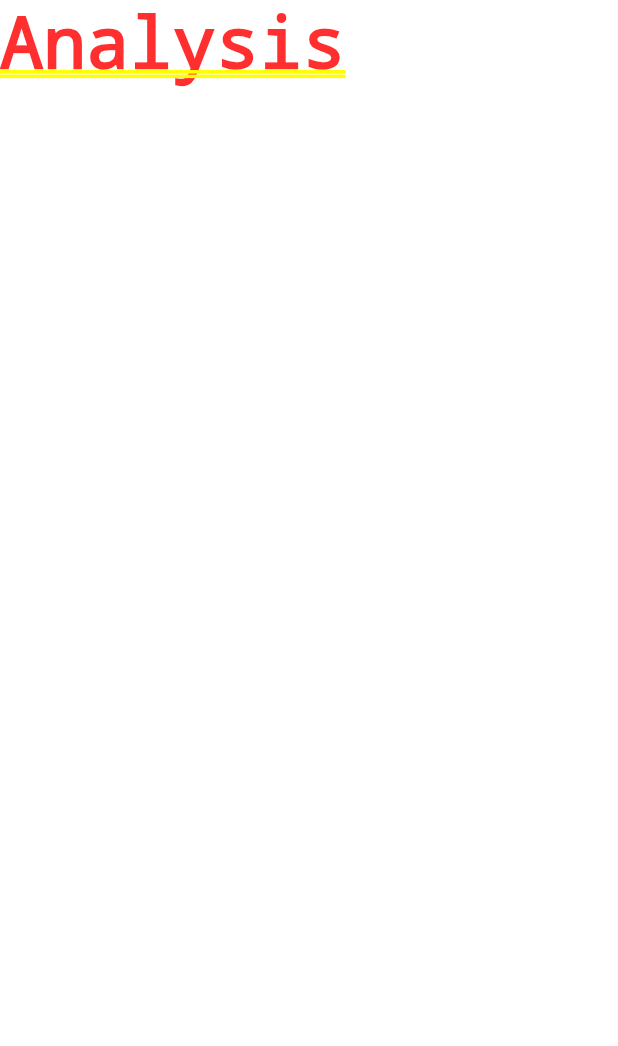
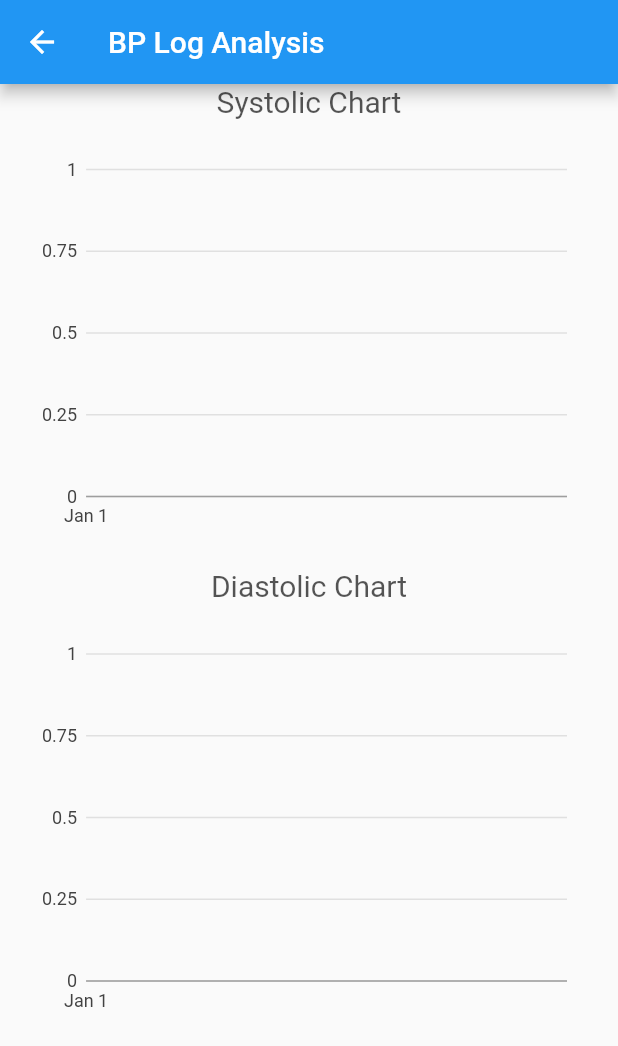
Before and after one commit to sdunstan/bplog, a Flutter app: the screen it shows after launch, after a tap on the "multiline chart" icon, on a phone screen of 412 x 824 dp. Shown: the top 1046 px of the screen. Run offline on Flutter 3.47's test engine with Material 2 defaults, Android fonts, the phone set to English and light mode, and no system bars; our stand-ins replace charts_flutter, sqflite, synchronized; accounts and stored records are empty.

Commit message:
added charts

```diff
--- /dev/null
+++ b/lib/analysis.dart
@@ -0,0 +1,136 @@
+import 'package:bplog/persistence.dart';
+import 'package:flutter/material.dart';
+import 'package:charts_flutter/flutter.dart' as charts;
+
+
+class AnalysisPage extends StatelessWidget {
+  // This widget is the root of your application.
+  @override
+  Widget build(BuildContext context) {
+    return Scaffold(
+      appBar: AppBar(
+        title: Text('BP Log Analysis'),
+      ),
+      body: AnalysisPageBody()
+    );
+  }
+
+}
+
+class AnalysisPageBody extends StatefulWidget {
+
+  _AnalysisPageSate createState() => _AnalysisPageSate();
+
+}
+
+class _AnalysisPageSate extends State<AnalysisPageBody> with BloodPressureDBMixin {
+
+  @override
+  Widget build(BuildContext context) {
+    debugPrint("Querying records.");
+    return new FutureBuilder<List<BloodPressure>>(
+      future: listAll(),
+      builder: (BuildContext context, AsyncSnapshot<List<BloodPressure>> snapshot) {
+        if (snapshot.hasError) {
+          debugPrint(snapshot.error.toString());
+          return loadingList("Error loading list.");
+        }
+        else {
+          switch (snapshot.connectionState) {
+            case ConnectionState.none:
+              return loadingList("loading...");
+            case ConnectionState.waiting:
+              return loadingList("loading...");
+            default:
+              {
+                debugPrint("Connection state is $snapshot.connectionState");
+                return SingleChildScrollView(
+                  child: new Column(
+                    crossAxisAlignment: CrossAxisAlignment.start,
+                    mainAxisAlignment: MainAxisAlignment.start,
+                    children: <Widget>[
+                      Row(
+                        crossAxisAlignment: CrossAxisAlignment.center,
+                        mainAxisAlignment: MainAxisAlignment.center,
+                        children: <Widget>[
+                          Text(
+                              "Systolic Chart",
+                              style: TextStyle(fontSize: 20.0, color: Colors.black.withAlpha(170))
+                          )
+                        ],
+                      ),
+                      systolicChart(snapshot.data),
+                      Row(
+                        crossAxisAlignment: CrossAxisAlignment.center,
+                        mainAxisAlignment: MainAxisAlignment.center,
+                        children: <Widget>[
+                          Text(
+                              "Diastolic Chart",
+                              style: TextStyle(fontSize: 20.0, color: Colors.black.withAlpha(170))
+                          )
+                        ],
+                      ),
+                      diastolicChart(snapshot.data),
+                    ],
+                  )
+                );
+              }
+          }
+        }
+      },
+    );
+  }
+
+  Widget loadingList(String message) {
+    return ListView(
+        shrinkWrap: true,
+        padding: const EdgeInsets.all(20.0),
+        children: <Widget>[Text(message)]
+    );
+  }
+
+  Widget systolicChart(List<BloodPressure> data) {
+    return Container(
+        padding: const EdgeInsets.all(20.0),
+        width: 500.0,
+        height: 300.0,
+        child:charts.TimeSeriesChart(
+          _createSystolicChartData(data),
+          animate: true,
+          dateTimeFactory: const charts.LocalDateTimeFactory(),
+      ));
+  }
+
+  Widget diastolicChart(List<BloodPressure> data) {
+    return Container(
+        padding: const EdgeInsets.all(20.0),
+        width: 500.0,
+        height: 300.0,
+        child:charts.TimeSeriesChart(
+          _createDiastolicChartData(data),
+          animate: true,
+          dateTimeFactory: const charts.LocalDateTimeFactory(),
+        ));
+  }
+
+  static List<charts.Series<BloodPressure, DateTime>> _createSystolicChartData(List<BloodPressure> bpList) {
+    return [
+      new charts.Series(
+          id: 'Systolic',
+          data: bpList,
+          domainFn: (BloodPressure bp, _) => DateTime.fromMillisecondsSinceEpoch(bp.readingTime),
+          measureFn: (BloodPressure bp, _) => bp.systolic)
+    ];
+  }
+
+  static List<charts.Series<BloodPressure, DateTime>> _createDiastolicChartData(List<BloodPressure> bpList) {
+    return [
+      new charts.Series(
+          id: 'Diastolic',
+          data: bpList,
+          domainFn: (BloodPressure bp, _) => DateTime.fromMillisecondsSinceEpoch(bp.readingTime),
+          measureFn: (BloodPressure bp, _) => bp.diastolic)
+    ];
+  }
+
+}
--- a/lib/main.dart
+++ b/lib/main.dart
@@ -20,6 +20,7 @@ import 'package:flutter/material.dart';
 import 'package:intl/intl.dart';
 import 'package:bplog/bp_form.dart';
 import 'package:bplog/persistence.dart';
+import 'package:bplog/analysis.dart';
 
 void main() async {
   runApp(BloodPressureApp());
@@ -61,13 +62,6 @@ class BloodPressureAppState extends State<BloodPressureApp> with BloodPressureDB
         '/analysis': (BuildContext context) => AnalysisPage(),
       },
     );
-  }
-}
-
-class AnalysisPage extends StatelessWidget {
-  @override
-  Widget build(BuildContext context) {
-    return Text('Analysis');
   }
 }
 
--- a/pubspec.yaml
+++ b/pubspec.yaml
@@ -11,6 +11,7 @@ dependencies:
 
   sqflite: any
   intl: ^0.15.7
+  charts_flutter: ^0.2.0
 
 dev_dependencies:
   flutter_test:
```
Also changed, not shown: pubspec.lock. Lines whose indentation alone changed are shown as unchanged.
